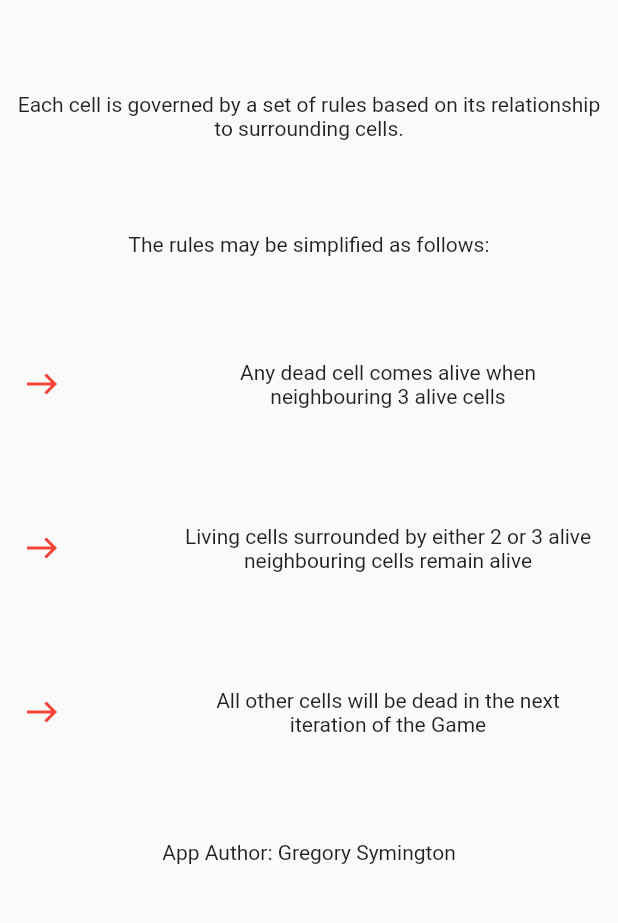
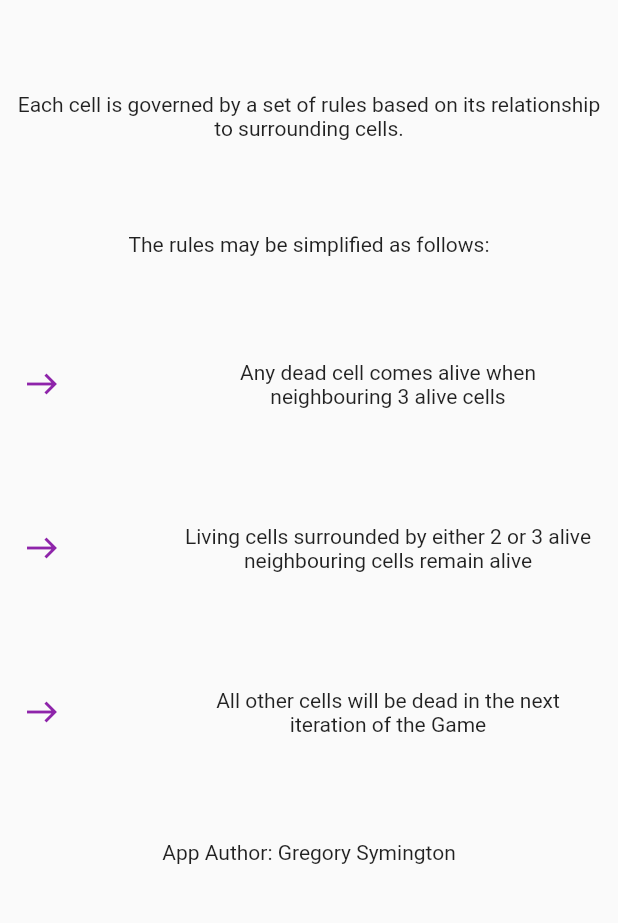
Before and after one commit to GregSym/conway_game_of_life, a Flutter app: the AboutThisApp screen opened directly, on a phone screen of 412 x 824 dp, the part 268-1191 px from its top. Run offline on Flutter 3.47's test engine with Material 2 defaults, Android fonts, the phone set to English and light mode, and no system bars.

Commit message:
colour of RuleText icon changed to purple[600] (from red)

```diff
--- a/lib/src/screens/about_this_app.dart
+++ b/lib/src/screens/about_this_app.dart
@@ -65,7 +65,7 @@ class RuleText extends StatelessWidget {
         children: [
           Icon(
             Icons.east,
-            color: Colors.red,
+            color: Colors.purple[600],
           ),
           Container(
             width: screenSize.width / 1.5,
```
